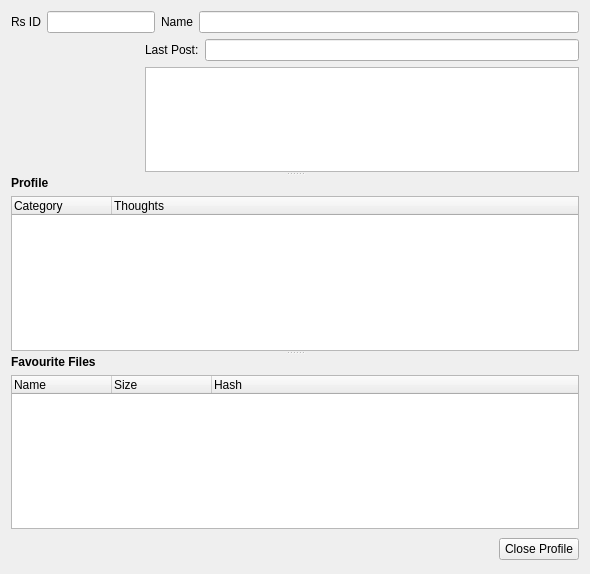
The window that retroshare-gui/src/gui/profile/ProfileView.ui (RetroShare/RetroShare) describes before a commit, drawn with Qt 5.
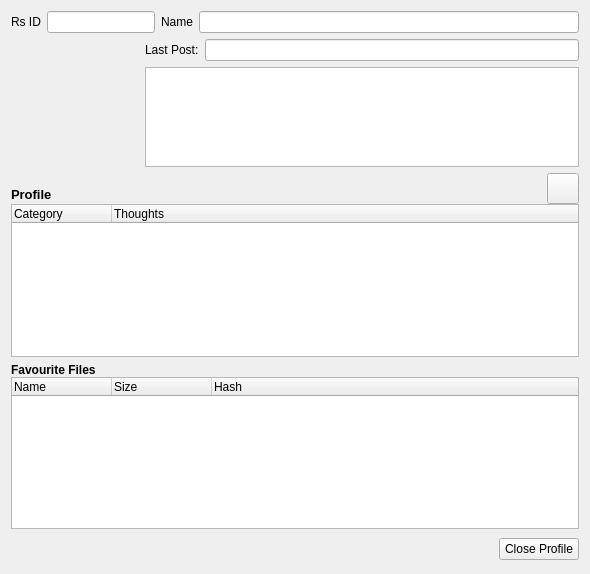
The same window after the commit. Icons and pictures are not drawn.

Commit message: * replaced toText in MessagesDialog QTextEdit with QTextBrowser to get use a scrollbar * update little bit ProfileView(added function for load a image to picture label, added a Button for Edit Profile) * set context menu icon for Connect To Friend * Fixed OnlineToaster's Picture Label Layout * set for Make Friend a Header Image and Text

```diff
--- a/retroshare-gui/src/gui/profile/ProfileView.ui
+++ b/retroshare-gui/src/gui/profile/ProfileView.ui
@@ -10,18 +10,13 @@
    </rect>
   </property>
   <property name="windowTitle" >
-   <string>Form</string>
+   <string>Profile View</string>
   </property>
   <property name="layoutDirection" >
    <enum>Qt::LeftToRight</enum>
   </property>
-  <layout class="QGridLayout" >
+  <layout class="QGridLayout" name="gridLayout_2" >
    <item row="0" column="0" colspan="2" >
-    <widget class="QSplitter" name="splitter" >
-     <property name="orientation" >
-      <enum>Qt::Vertical</enum>
-     </property>
-     <widget class="QWidget" name="" >
       <layout class="QGridLayout" >
        <item row="0" column="0" colspan="2" >
         <layout class="QHBoxLayout" >
@@ -78,11 +73,17 @@
            <property name="contextMenuPolicy" >
             <enum>Qt::CustomContextMenu</enum>
            </property>
+         <property name="styleSheet" >
+          <string notr="true" >border-image: url(:/images/avatar_background.png);</string>
+         </property>
            <property name="text" >
             <string/>
            </property>
            <property name="pixmap" >
-            <pixmap resource="../images.qrc" >:/images/ddeny.png</pixmap>
+          <pixmap resource="../images.qrc" >:/images/user/personal64.png</pixmap>
+         </property>
+         <property name="alignment" >
+          <set>Qt::AlignCenter</set>
            </property>
           </widget>
          </item>
@@ -91,7 +92,7 @@
            <property name="orientation" >
             <enum>Qt::Vertical</enum>
            </property>
-           <property name="sizeHint" >
+         <property name="sizeHint" stdset="0" >
             <size>
              <width>20</width>
              <height>40</height>
@@ -134,10 +135,16 @@
         </layout>
        </item>
       </layout>
-     </widget>
-     <widget class="QWidget" name="layoutWidget" >
-      <layout class="QVBoxLayout" >
-       <item>
+   </item>
+   <item row="1" column="0" colspan="2" >
+    <layout class="QGridLayout" name="gridLayout" >
+     <property name="horizontalSpacing" >
+      <number>-1</number>
+     </property>
+     <property name="verticalSpacing" >
+      <number>0</number>
+     </property>
+     <item row="0" column="0" >
         <widget class="QLabel" name="label_6" >
          <property name="font" >
           <font>
@@ -146,11 +153,48 @@
           </font>
          </property>
          <property name="text" >
-          <string>Profile</string>
+        <string>&lt;!DOCTYPE HTML PUBLIC "-//W3C//DTD HTML 4.0//EN" "http://www.w3.org/TR/REC-html40/strict.dtd">
+&lt;html>&lt;head>&lt;meta name="qrichtext" content="1" />&lt;style type="text/css">
+p, li { white-space: pre-wrap; }
+&lt;/style>&lt;/head>&lt;body style=" font-family:'Sans Serif'; font-size:9pt; font-weight:600; font-style:normal;">
+&lt;p style=" margin-top:0px; margin-bottom:0px; margin-left:0px; margin-right:0px; -qt-block-indent:0; text-indent:0px;">&lt;span style=" font-size:16pt; vertical-align:sub;">Profile&lt;/span>&lt;/p>&lt;/body>&lt;/html></string>
          </property>
         </widget>
        </item>
-       <item>
+     <item row="0" column="1" >
+      <spacer name="horizontalSpacer" >
+       <property name="orientation" >
+        <enum>Qt::Horizontal</enum>
+       </property>
+       <property name="sizeHint" stdset="0" >
+        <size>
+         <width>368</width>
+         <height>20</height>
+        </size>
+       </property>
+      </spacer>
+     </item>
+     <item row="0" column="2" >
+      <widget class="QToolButton" name="profileditButton" >
+       <property name="toolTip" >
+        <string>Edit Profile</string>
+       </property>
+       <property name="text" >
+        <string/>
+       </property>
+       <property name="icon" >
+        <iconset resource="../images.qrc" >
+         <normaloff>:/images/user/kuser24.png</normaloff>:/images/user/kuser24.png</iconset>
+       </property>
+       <property name="iconSize" >
+        <size>
+         <width>24</width>
+         <height>24</height>
+        </size>
+       </property>
+      </widget>
+     </item>
+     <item row="1" column="0" colspan="3" >
         <widget class="QTreeWidget" name="profileTreeWidget" >
          <property name="contextMenuPolicy" >
           <enum>Qt::CustomContextMenu</enum>
@@ -171,9 +215,12 @@
         </widget>
        </item>
       </layout>
-     </widget>
-     <widget class="QWidget" name="" >
+   </item>
+   <item row="2" column="0" colspan="2" >
       <layout class="QVBoxLayout" >
+     <property name="spacing" >
+      <number>0</number>
+     </property>
        <item>
         <widget class="QLabel" name="label_5" >
          <property name="font" >
@@ -210,15 +257,13 @@
         </widget>
        </item>
       </layout>
-     </widget>
-    </widget>
    </item>
-   <item row="1" column="0" >
+   <item row="3" column="0" >
     <spacer>
      <property name="orientation" >
       <enum>Qt::Horizontal</enum>
      </property>
-     <property name="sizeHint" >
+     <property name="sizeHint" stdset="0" >
       <size>
        <width>241</width>
        <height>28</height>
@@ -226,7 +271,7 @@
      </property>
     </spacer>
    </item>
-   <item row="1" column="1" >
+   <item row="3" column="1" >
     <widget class="QPushButton" name="closeButton" >
      <property name="layoutDirection" >
       <enum>Qt::RightToLeft</enum>
@@ -235,7 +280,8 @@
       <string>Close Profile</string>
      </property>
      <property name="icon" >
-      <iconset resource="../images.qrc" >:/images/close_normal.png</iconset>
+      <iconset resource="../images.qrc" >
+       <normaloff>:/images/close_normal.png</normaloff>:/images/close_normal.png</iconset>
      </property>
     </widget>
    </item>
```
Lines whose indentation alone changed are shown as unchanged. The commit also changes 12 other files.
